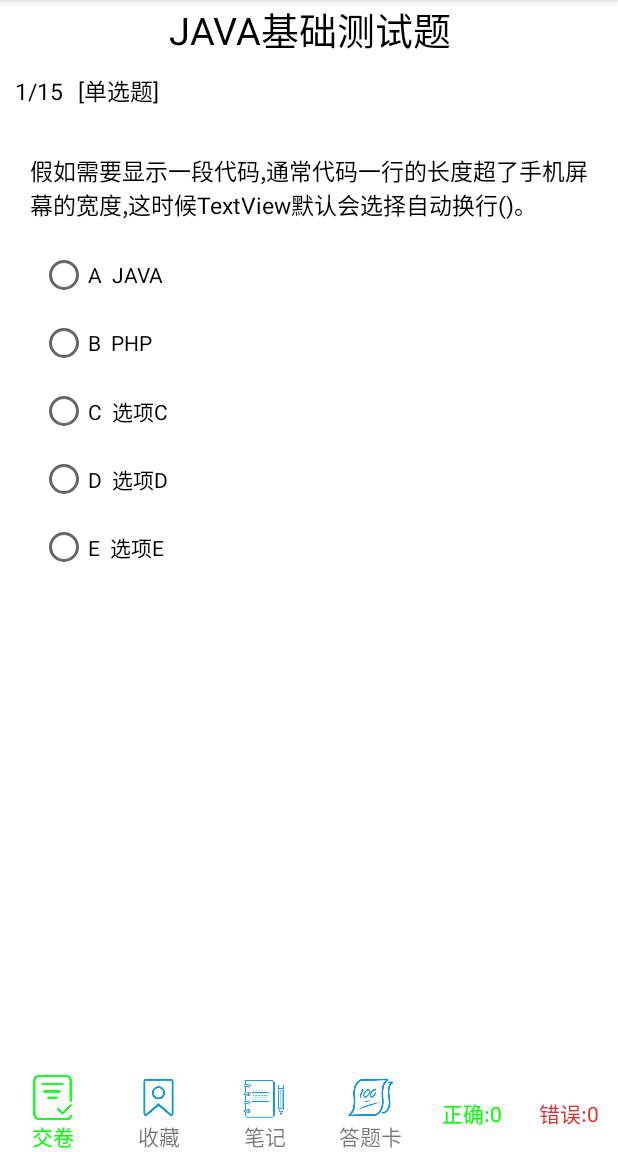
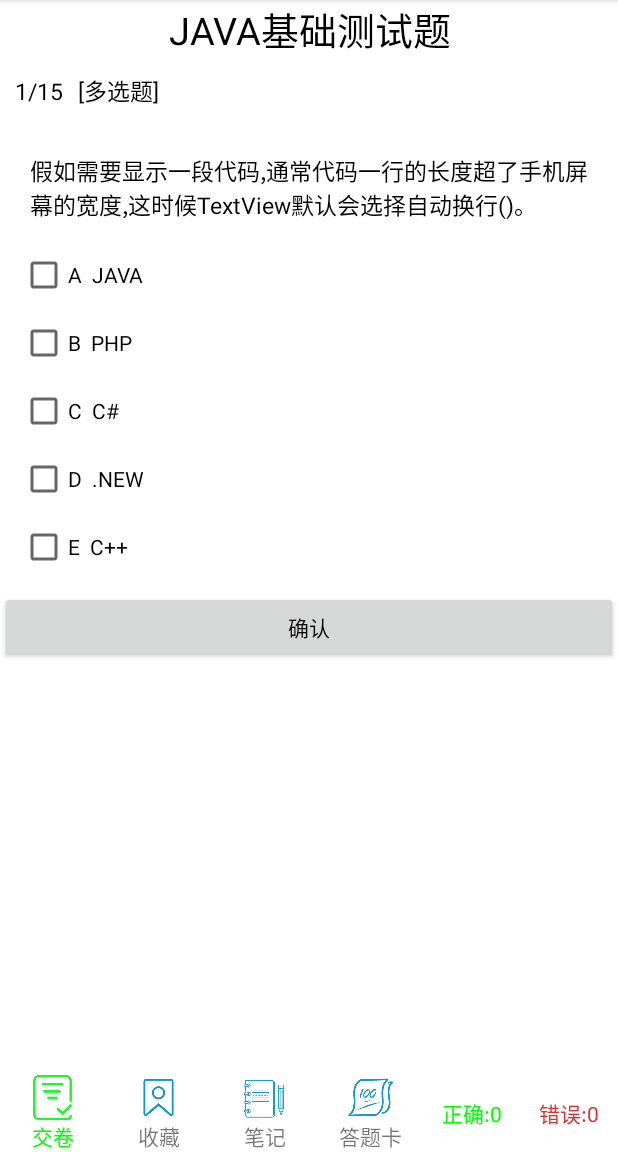
Before and after one commit to TangHaoShuai/Exam, an Android app: the ExamPaper screen opened directly, with no data from a screen before it, on a phone screen of 412 x 824 dp, the part 84-1236 px from its top. Run offline under Robolectric (Android 15) with nearby library versions, the phone set to English and light mode, and no system bars.

Commit message:
多选题

```diff
--- a/app/src/main/java/cn/tsd/exam/ExamPaper.java
+++ b/app/src/main/java/cn/tsd/exam/ExamPaper.java
@@ -98,15 +98,24 @@ public class ExamPaper extends AppCompatActivity implements View.OnClickListener
             List<String> options = new ArrayList<String>();
             options.add("JAVA");
             options.add("PHP");
-            options.add("选项C");
-            options.add("选项D");
-            options.add("选项E");
+            options.add("C#");
+            options.add(".NEW");
+            options.add("C++");
             //模拟正确选项
             List<String> result = new ArrayList<String>();
-            result.add("PHP");
+
             //试题
+            TqType tqType = null;
+            if (i<3){
+                tqType  = TqType.MULTIPLE_CHOICE;
+                result.add("PHP");
+                result.add("JAVA");
+            }else{
+                tqType  = TqType.SINGLE_CHOICE;
+                result.add("PHP");
+            }
             TestQuestions questions = new TestQuestions(String.valueOf(1000 + i), "123", "世界上最好的编程语言是什么?",
-                    TqType.SINGLE_CHOICE, "世界上最好的编程语言是PHP", options, result);
+                    tqType, "世界上最好的编程语言是PHP", options, result);
             testQuestions.add(questions);
         }
 
--- a/app/src/main/java/cn/tsd/exam/Exam_Paper_Fragment.java
+++ b/app/src/main/java/cn/tsd/exam/Exam_Paper_Fragment.java
@@ -3,18 +3,27 @@ package cn.tsd.exam;
 
 import android.graphics.Color;
 import android.os.Bundle;
+
 import androidx.fragment.app.Fragment;
+
+import android.view.Gravity;
 import android.view.LayoutInflater;
 import android.view.View;
 import android.view.ViewGroup;
+import android.widget.Button;
+import android.widget.CheckBox;
+import android.widget.CompoundButton;
 import android.widget.LinearLayout;
 import android.widget.RadioButton;
 import android.widget.RadioGroup;
 import android.widget.TextView;
+import android.widget.Toast;
 
 import java.util.ArrayList;
+import java.util.HashSet;
 import java.util.Iterator;
 import java.util.List;
+import java.util.Set;
 
 import cn.tsd.exam.base.TestQuestions;
 import cn.tsd.exam.base.TqType;
@@ -24,40 +33,141 @@ import cn.tsd.exam.utils.Utility;
 public class Exam_Paper_Fragment extends Fragment {
     private TextView count;
     private TextView type;
-    public  String title,ex_count,ex_type;
-    private TextView textView,tv_describe;
+    public String title, ex_count, ex_type;
+    private TextView textView, tv_describe;
     private LinearLayout linearLayout;
     public TestQuestions testQuestions; //试题
-    public static final String[] letters = new String[]{"A","B","C","D","E","F","G","H","I",
-            "J","K","L","M","N","O","P","Q","R","S","T","U","V","W","X","Y","Z"};
+    public static final String[] letters = new String[]{"A", "B", "C", "D", "E", "F", "G", "H", "I",
+            "J", "K", "L", "M", "N", "O", "P", "Q", "R", "S", "T", "U", "V", "W", "X", "Y", "Z"};
     private int label = 0; //用来记录正确答案所在的选项
+
     @Override
-    public View onCreateView(LayoutInflater inflater, ViewGroup container,   Bundle savedInstanceState) {
-        View view =inflater.inflate(R.layout.fragment_exam__pape_, container, false);
+    public View onCreateView(LayoutInflater inflater, ViewGroup container, Bundle savedInstanceState) {
+        View view = inflater.inflate(R.layout.fragment_exam__pape_, container, false);
         init(view);
-        if (testQuestions!=null){
-            if (testQuestions.getTqType().equals(TqType.SINGLE_CHOICE)){
+        if (testQuestions != null) {
+            //如果是单选题目
+            if (testQuestions.getTqType().equals(TqType.SINGLE_CHOICE)) {
+                singleChoice();
+            } else if (testQuestions.getTqType().equals(TqType.MULTIPLE_CHOICE)) {  //如果是多选题
+                multipleChoice();
+            }
+        }
+
+
+        textView.setText(title);
+        count.setText(ex_count);
+        type.setText("[" + ex_type + "]");
+        return view;
+    }
+
+    private void multipleChoice() {
+        ArrayList<CheckBox> checkBoxes = new ArrayList<>(); // checkBoxes集合
+        Set<CheckBox> selectedCheckBox = new HashSet<>();   //选中的集合
+        for (int i = 0; i < testQuestions.getOptions().size(); i++) {
+            CheckBox checkBox = new CheckBox(getActivity());
+            String tq = testQuestions.getOptions().get(i); //选项
+            checkBox.setText(letters[i] + "  " + tq);
+            checkBox.setId(i);
+            linearLayout.addView(checkBox);
+            LinearLayout.LayoutParams layoutParams = (LinearLayout.LayoutParams) checkBox.getLayoutParams();
+            layoutParams.setMargins(20, 0, 0, 20);
+            checkBox.setLayoutParams(layoutParams);
+            checkBoxes.add(checkBox);
+        }
+        for (CheckBox checkBox : checkBoxes) {
+            checkBox.setOnCheckedChangeListener(new CompoundButton.OnCheckedChangeListener() {
+                @Override
+                public void onCheckedChanged(CompoundButton buttonView, boolean isChecked) {
+                    if (isChecked) {
+                        selectedCheckBox.add(checkBox);
+                    } else {
+                        selectedCheckBox.remove(checkBox);
+                    }
+                }
+            });
+        }
+        Button button = new Button(getActivity());
+        //封装了View的位置、高、宽等信息
+        LinearLayout.LayoutParams params = new LinearLayout.LayoutParams(ViewGroup.LayoutParams.MATCH_PARENT, ViewGroup.LayoutParams.WRAP_CONTENT);
+        button.setLayoutParams(params);
+        button.setGravity(Gravity.CENTER);
+        button.setText("确认");
+        button.setTextColor(Color.BLACK);
+        linearLayout.addView(button);
+
+        button.setOnClickListener(new View.OnClickListener() {
+            @Override
+            public void onClick(View v) {
+                if (selectedCheckBox.size() < 2) {
+                    Toast.makeText(getActivity(), "最少要选俩个选项", Toast.LENGTH_SHORT).show();
+                } else {
+                    //She 里面的无序数据放到 list里面
+                    ArrayList<CheckBox> selectedList = new ArrayList<>();
+                    Iterator<CheckBox> iterator = selectedCheckBox.iterator();
+                    while (iterator.hasNext()) {
+                        selectedList.add(iterator.next());
+                    }
+                    //把未选中的找出来
+                    ArrayList<CheckBox> cc = new ArrayList<>();
+                    for (CheckBox s : checkBoxes) {
+                        int label = 0;
+                        for (CheckBox c : selectedList) {
+                            if (s.getId() == c.getId()) {
+                                label++;
+                            }
+                        }
+                        if (label == 0) {
+                            cc.add(s);
+                        }
+                    }
+                    //把未选择的选项背景改成白色
+                    for (CheckBox s : cc) {
+                        s.setBackgroundColor(Color.WHITE);
+                    }
+//                   遍历选中的集合 如果选中的答案和正确答案一样 把背景颜色改成蓝色 错误改成红色
+                    for (CheckBox s : selectedList) {
+                        int label = 0;
+                        for (String c : testQuestions.getResult()) {
+                            String xz = s.getText().toString().substring(1).trim(); //获取选项的值
+                            if (xz.equals(c)) { //与正确答案对比
+                                label++;
+                            }
+                        }
+                        if (label > 0) {
+                            s.setBackgroundColor(Color.parseColor("#00FF00"));
+                        } else {
+                            s.setBackgroundColor(Color.parseColor("#D83232"));
+                        }
+                    }
+                }
+            }
+        });
+    }
+
+
+    private void singleChoice() {
         RadioGroup group = new RadioGroup(getActivity());
         //封装了View的位置、高、宽等信息
-                LinearLayout.LayoutParams params = new LinearLayout.LayoutParams(ViewGroup.LayoutParams.MATCH_PARENT,ViewGroup.LayoutParams.WRAP_CONTENT);
-                params.setMargins(0,0,0,100);
+        LinearLayout.LayoutParams params = new LinearLayout.LayoutParams(ViewGroup.LayoutParams.MATCH_PARENT, ViewGroup.LayoutParams.WRAP_CONTENT);
+        params.setMargins(0, 0, 0, 100);
         group.setLayoutParams(params);
         List<RadioButton> radioButtons = new ArrayList<>();
         for (int i = 0; i < testQuestions.getOptions().size(); i++) {
             String tq = testQuestions.getOptions().get(i); //选项
-                    if (tq.equals(testQuestions.getResult().get(0))){ //当前选项和正确答案一样 就标记一下他
+            if (tq.equals(testQuestions.getResult().get(0))) { //当前选项和正确答案一样 就标记一下他
                 label = i;
             }
             RadioButton radioButton = new RadioButton(getActivity());
-                    radioButton.setText(letters[i]+"  "+tq);
+            radioButton.setText(letters[i] + "  " + tq);
             radioButton.setId(i);
             radioButtons.add(radioButton);
             group.addView(radioButton);
         }
         linearLayout.addView(group);
-                for (RadioButton radioButton:radioButtons) {
-                    LinearLayout.LayoutParams layoutParams = (LinearLayout.LayoutParams)group.getLayoutParams();
-                    layoutParams.setMargins(20,0,0,20);
+        for (RadioButton radioButton : radioButtons) {
+            LinearLayout.LayoutParams layoutParams = (LinearLayout.LayoutParams) group.getLayoutParams();
+            layoutParams.setMargins(20, 0, 0, 20);
             radioButton.setLayoutParams(layoutParams);
         }
         ExamPaper examPaper = (ExamPaper) getActivity(); //实例化 考试页面 方便对正确和错误题目数量的操作
@@ -67,26 +177,26 @@ public class Exam_Paper_Fragment extends Fragment {
             @Override
             public void onCheckedChanged(RadioGroup group, int checkedId) {
                 for (int i = 0; i < testQuestions.getOptions().size(); i++) {
-                          if ( radioButtons.get(i).getId() == checkedId ){
+                    if (radioButtons.get(i).getId() == checkedId) {
                         //如果选中的答案和正确答案一样
-                              if (radioButtons.get(i).getText().toString().substring(1).trim().equals(testQuestions.getResult().get(0).toString().trim())){
-                                  Utility.setRadioButtonsStyle(radioButtons.get(i),radioButtons,Color.parseColor("#00FF00"));
+                        if (radioButtons.get(i).getText().toString().substring(1).trim().equals(testQuestions.getResult().get(0).toString().trim())) {
+                            Utility.setRadioButtonsStyle(radioButtons.get(i), radioButtons, Color.parseColor("#00FF00"));
                             tv_describe.setText("");
                             examPaper.ex_correct.add(testQuestions.getId());
                             Iterator<String> iterator = examPaper.ex_mistake.iterator();
-                                  while (iterator.hasNext()){
-                                      if (testQuestions.getId().equals(iterator.next())){
+                            while (iterator.hasNext()) {
+                                if (testQuestions.getId().equals(iterator.next())) {
                                     iterator.remove();
                                 }
                             }
-                              }else {
-                                  Utility.setRadioButtonsStyle(radioButtons.get(i),radioButtons,Color.parseColor("#D83232"));
-                                  tv_describe.setText("您选择了:"+radioButtons.get(i).getText()+"\n" +
-                                          "正确答案是:"+letters[label]+"  "+testQuestions.getResult().get(0)+"\n"+"解释:"+testQuestions.getAnalysis());
+                        } else {
+                            Utility.setRadioButtonsStyle(radioButtons.get(i), radioButtons, Color.parseColor("#D83232"));
+                            tv_describe.setText("您选择了:" + radioButtons.get(i).getText() + "\n" +
+                                    "正确答案是:" + letters[label] + "  " + testQuestions.getResult().get(0) + "\n" + "解释:" + testQuestions.getAnalysis());
                             examPaper.ex_mistake.add(testQuestions.getId());
                             Iterator<String> iterator = examPaper.ex_correct.iterator();
-                                  while (iterator.hasNext()){
-                                      if (testQuestions.getId().equals(iterator.next())){
+                            while (iterator.hasNext()) {
+                                if (testQuestions.getId().equals(iterator.next())) {
                                     iterator.remove();
                                 }
                             }
@@ -98,20 +208,12 @@ public class Exam_Paper_Fragment extends Fragment {
             }
         });
     }
-        }
-
-
-        textView.setText(title);
-        count.setText(ex_count);
-        type.setText("["+ex_type+"]");
-        return view;
-    }
 
     private void init(View view) {
         textView = view.findViewById(R.id.titleName);
         linearLayout = view.findViewById(R.id.box);
         count = (TextView) view.findViewById(R.id.count);
         type = (TextView) view.findViewById(R.id.type);
-        tv_describe =(TextView) view.findViewById(R.id.tv_describe);
+        tv_describe = (TextView) view.findViewById(R.id.tv_describe);
     }
 }
--- a/app/src/main/res/layout/fragment_exam__pape_.xml
+++ b/app/src/main/res/layout/fragment_exam__pape_.xml
@@ -48,6 +48,7 @@
             android:textColor="@color/black"/>
 
 
+
     </LinearLayout>
 
     <LinearLayout
@@ -55,6 +56,7 @@
         android:layout_height="wrap_content"
         android:orientation="vertical"
         android:id="@+id/box">
+
     </LinearLayout>
 
     <LinearLayout
```
Lines whose indentation alone changed are shown as unchanged.
